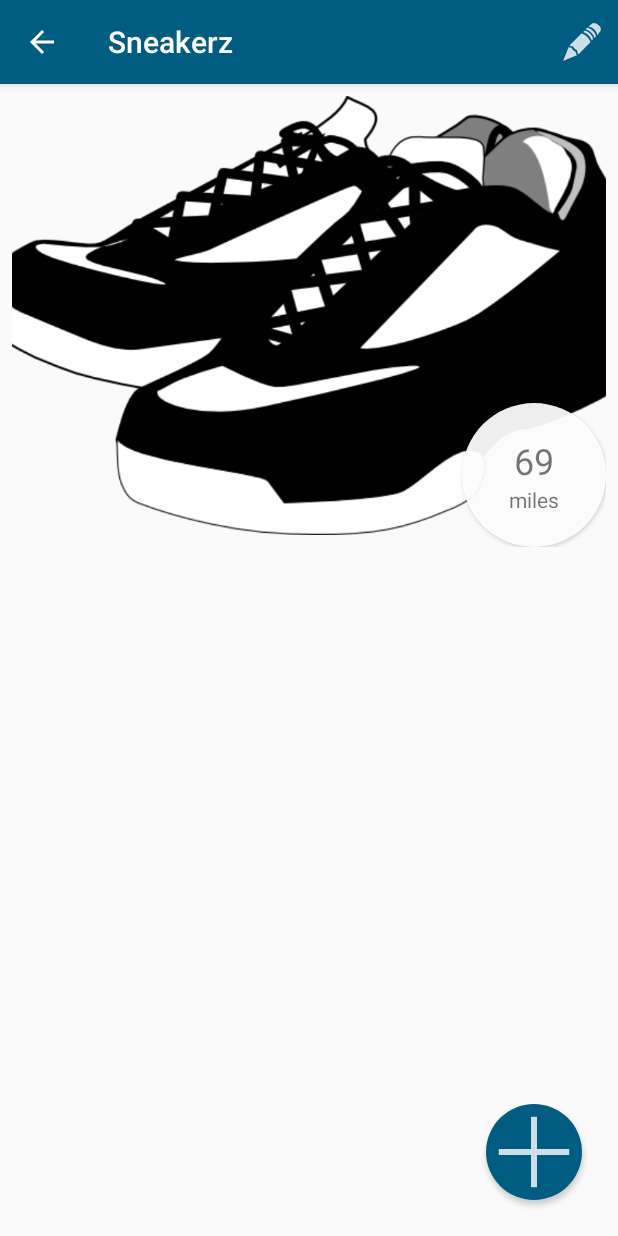
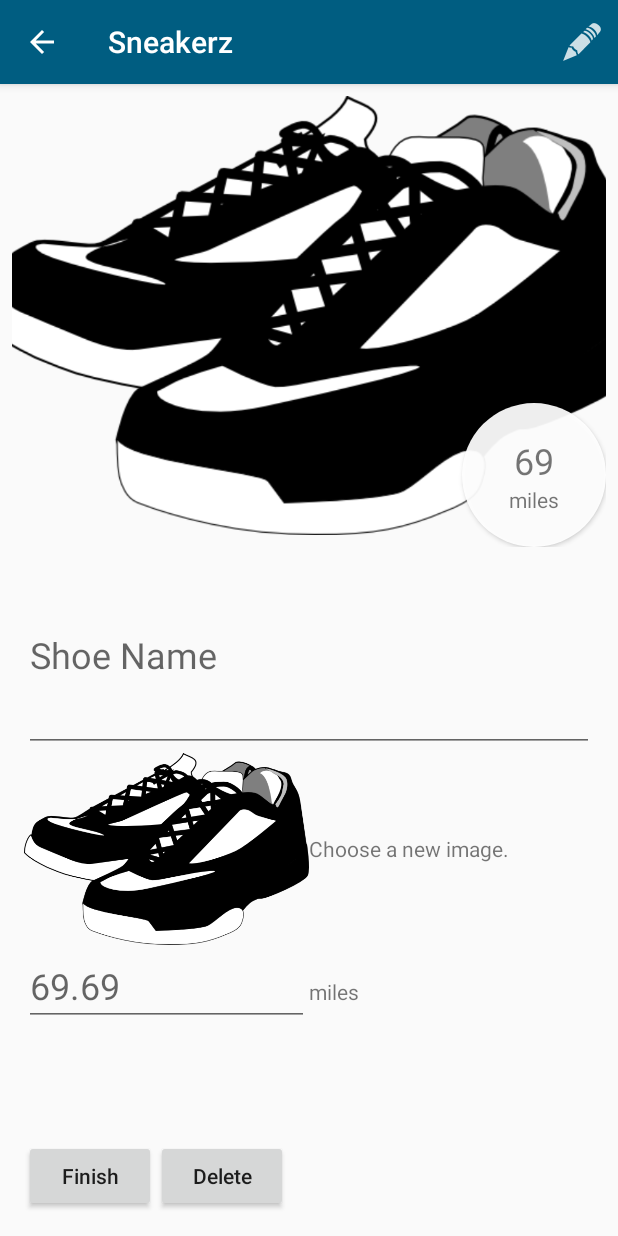
Before and after one commit to edjmore/Sneakerz-Android, an Android app: the ViewShoeActivity screen opened directly, with no data from a screen before it, after a tap on "Edit", on a phone screen of 412 x 824 dp. Run offline under Robolectric (Android 15) with nearby library versions, the phone set to English and light mode, and no system bars; pictures from the network do not load; 7 statements that could not run were skipped.

Commit message:
Basic shoe editing implementation

```diff
--- /dev/null
+++ b/app/src/main/java/com/p3/ed/sneakerz/EditShoeFrag.java
@@ -0,0 +1,257 @@
+package com.p3.ed.sneakerz;
+
+import android.app.Activity;
+import android.app.Fragment;
+import android.content.Context;
+import android.content.Intent;
+import android.content.SharedPreferences;
+import android.graphics.Bitmap;
+import android.graphics.BitmapFactory;
+import android.graphics.Point;
+import android.net.Uri;
+import android.os.Bundle;
+import android.os.Environment;
+import android.os.Handler;
+import android.preference.PreferenceManager;
+import android.provider.MediaStore;
+import android.view.LayoutInflater;
+import android.view.View;
+import android.view.ViewGroup;
+import android.widget.Button;
+import android.widget.EditText;
+import android.widget.ImageView;
+import android.widget.TextView;
+import android.widget.Toast;
+
+import java.io.File;
+import java.io.FileOutputStream;
+import java.io.IOException;
+import java.io.InputStream;
+import java.sql.SQLException;
+
+/**
+ * Created by Ed on 6/4/15.
+ */
+public class EditShoeFrag extends Fragment {
+
+    private int mShoeId;
+    private Context mContext;
+    private Activity mActivity;
+    private String mUnits;
+    private Shoe mShoe;
+
+    private Uri mTempUri;
+    private Bitmap mImgBmp;
+
+    private EditText mEditName;
+    private EditText mEditDist;
+    private ImageView mImageView;
+
+    private final View.OnClickListener mIvClkListener = new View.OnClickListener() {
+        @Override
+        public void onClick(View view) {
+            Intent pickImage = new Intent(Intent.ACTION_PICK);
+            pickImage.setType("image/*");
+
+            File temp = null;
+            try {
+                temp = File.createTempFile(mShoe.name + "_SNEAKERZ", ".png", Environment
+                        .getExternalStoragePublicDirectory(Environment.DIRECTORY_PICTURES));
+            } catch (IOException ioe) {
+                ioe.printStackTrace();
+            }
+            Intent captureImage = new Intent(MediaStore.ACTION_IMAGE_CAPTURE);
+            captureImage.putExtra(MediaStore.EXTRA_OUTPUT, mTempUri = Uri.fromFile(temp));
+
+            Intent chooser = Intent.createChooser(pickImage,
+                    "Choose an image or take a picture.");
+            chooser.putExtra(Intent.EXTRA_INITIAL_INTENTS, new Intent[]{captureImage});
+            startActivityForResult(chooser, 0);
+        }
+    };
+
+    private Handler mGuiHandler;
+    private final Runnable mRefreshImgView = new Runnable() {
+        @Override
+        public void run() {
+            mImageView.setImageBitmap(mImgBmp);
+        }
+    };
+
+    private final Runnable mHandleNewImage = new Runnable() {
+        @Override
+        public void run() {
+            File pubDir =
+                    Environment.getExternalStoragePublicDirectory(Environment.DIRECTORY_PICTURES);
+            File temp = null;
+            try {
+                InputStream in = mContext.getContentResolver().openInputStream(mTempUri);
+                mImgBmp = BitmapFactory.decodeStream(in);
+                // Crop image if larger than screen
+                Point screenSize = new Point();
+                mActivity.getWindowManager().getDefaultDisplay().getSize(screenSize);
+                if (mImgBmp.getWidth() > screenSize.x) {
+                    Float scale = (float) screenSize.x / mImgBmp.getWidth();
+                    mImgBmp = Bitmap.createScaledBitmap(mImgBmp, (int) (mImgBmp.getWidth() * scale),
+                            (int) (mImgBmp.getHeight() * scale), false);
+                }
+
+                // Post image to GUI before proceeding
+                mGuiHandler.post(mRefreshImgView);
+
+                temp = File.createTempFile(mShoe.name + "_SNEAKERZ", ".png", pubDir);
+                FileOutputStream out = new FileOutputStream(temp);
+                mImgBmp.compress(Bitmap.CompressFormat.PNG, 100, out);
+            } catch (IOException ioe) {
+                ioe.printStackTrace();
+            }
+            Uri finalUri = Uri.fromFile(temp);
+
+            DataSrc dataSrc = new DataSrc(mContext);
+            try {
+                dataSrc.open();
+
+                dataSrc.setImageUri(finalUri, mShoe.getId());
+                // Notify everyone that the database has new content
+                Intent update = new Intent(ViewShoeActivity.ACTION_DB_UPDATED);
+                mContext.sendBroadcast(update);
+            } catch (SQLException sqle) {
+                sqle.printStackTrace();
+            } finally {
+                dataSrc.close();
+            }
+        }
+    };
+
+    @Override
+    public void onActivityResult(int requestCode, int resultCode, Intent data) {
+        if (resultCode == Activity.RESULT_OK) {
+            if (data == null) {
+                // User captured a new image
+            } else {
+                // User picked an existing image
+                mTempUri = data.getData();
+            }
+
+            Thread t = new Thread(mHandleNewImage);
+            t.start();
+        }
+    }
+
+    @Override
+    public void setArguments(Bundle args) {
+        mShoeId = args.getInt(ViewShoeActivity.KEY_SHOE_ID);
+    }
+
+    @Override
+    public View onCreateView(LayoutInflater inflater, ViewGroup container,
+                             Bundle savedInstanceState) {
+        return inflater.inflate(R.layout.edit_shoe_frag, container, false);
+    }
+
+    @Override
+    public void onActivityCreated(final Bundle savedInstanceState) {
+        super.onActivityCreated(savedInstanceState);
+        mContext = getActivity();
+        mActivity = getActivity();
+        mGuiHandler = new Handler();
+
+        // Get user prefs
+        SharedPreferences prefs = PreferenceManager.getDefaultSharedPreferences(mContext);
+        mUnits = prefs.getString(getString(R.string.pref_units),
+                getString(R.string.miles)); // default to miles
+
+        // Get shoe data
+        DataSrc dataSrc = new DataSrc(mContext);
+        try {
+            dataSrc.open();
+
+            mShoe = dataSrc.getShoe(mShoeId);
+        } catch (SQLException sqle) {
+            sqle.printStackTrace();
+        } finally {
+            dataSrc.close();
+        }
+
+        // Populate views with current shoe data
+        View root = getView();
+        // Name
+        mEditName = (EditText) root.findViewById(R.id.edit_shoe_name);
+        mEditName.setHint(mShoe.name);
+        // Distance
+        mEditDist = (EditText) root.findViewById(R.id.edit_shoe_dist);
+        mEditDist.setHint(mShoe.getDist(mUnits));
+        // Units
+        TextView units = (TextView) root.findViewById(R.id.edit_shoe_dist_desc);
+        units.setText(mUnits);
+        // Image
+        mImageView = (ImageView) root.findViewById(R.id.edit_shoe_image);
+        mImageView.setOnClickListener(mIvClkListener);
+
+        Button finish = (Button) root.findViewById(R.id.edit_shoe_finish);
+        finish.setOnClickListener(new View.OnClickListener() {
+            @Override
+            public void onClick(View view) {
+                // Need to make sure user input is correct
+                String newName = mShoe.name;
+                double newMiles = mShoe.miles;
+
+                // Name
+                String name = mEditName.getText().toString();
+                if (name != null && !name.isEmpty()) {
+                    newName = name;
+                }
+                // Distance
+                try {
+                    String distString = mEditDist.getText().toString();
+                    if (distString != null && !distString.isEmpty()) {
+                        double dist = Double.parseDouble(distString);
+                        // Convert to user's preferred units
+                        newMiles = dist;
+                        if (mUnits.equals("kilometers")) {
+                            newMiles = dist / 1.609344; // kilometers per mile
+                        }
+                    }
+                } catch (NumberFormatException nfe) {
+                    Toast.makeText(mContext, "Invalid distance.", Toast.LENGTH_SHORT).show();
+                }
+
+                // Writeback to database
+                DataSrc dataSrc = new DataSrc(mContext);
+                try {
+                    dataSrc.open();
+
+                    dataSrc.updateShoe(newName, newMiles, mShoeId);
+                } catch (SQLException sqle) {
+                    sqle.printStackTrace();
+                } finally {
+                    dataSrc.close();
+                }
+
+                // Switch to run history fragment
+                Intent viewHist = new Intent(ViewShoeActivity.ACTION_VIEW_HIST);
+                mContext.sendBroadcast(viewHist);
+            }
+        });
+
+        Button delete = (Button) root.findViewById(R.id.edit_shoe_delete);
+        delete.setOnClickListener(new View.OnClickListener() {
+            @Override
+            public void onClick(View view) {
+                DataSrc dataSrc = new DataSrc(mContext);
+                try {
+                    dataSrc.open();
+
+                    // Delete shoe and return to main activity
+                    dataSrc.deleteShoe(mShoeId);
+                    Intent main = new Intent(mContext, MainActivity.class);
+                    startActivity(main);
+                } catch (SQLException sqle) {
+                    sqle.printStackTrace();
+                } finally {
+                    dataSrc.close();
+                }
+            }
+        });
+    }
+}
--- a/app/src/main/java/com/p3/ed/sneakerz/ViewShoeActivity.java
+++ b/app/src/main/java/com/p3/ed/sneakerz/ViewShoeActivity.java
@@ -40,7 +40,6 @@ public class ViewShoeActivity extends ActionBarActivity {
 
     public static final String KEY_SHOE_ID = "shoe_id";
     private Shoe mShoe;
-    private Uri mTempUri;
     private Bundle mArgs;
 
     public static final String ACTION_ADD_RUN = "com.p3.ed.action.ADD_RUN",
@@ -75,81 +74,6 @@ public class ViewShoeActivity extends ActionBarActivity {
         }
     };
 
-    private Bitmap mImgBmp;
-    private final Handler mGuiHandler = new Handler();
-    private final Runnable mRefreshImgView = new Runnable() {
-        @Override
-        public void run() {
-            ImageView imgView = (ImageView) findViewById(R.id.view_shoe_image);
-            imgView.setImageBitmap(mImgBmp);
-        }
-    };
-
-    private final View.OnClickListener mIvClkListener = new View.OnClickListener() {
-        @Override
-        public void onClick(View view) {
-            Intent pickImage = new Intent(Intent.ACTION_PICK);
-            pickImage.setType("image/*");
-
-            File temp = null;
-            try {
-                temp = File.createTempFile(mShoe.name, ".png", Environment
-                        .getExternalStoragePublicDirectory(Environment.DIRECTORY_PICTURES));
-            } catch (IOException ioe) {
-                ioe.printStackTrace();
-            }
-            Intent captureImage = new Intent(MediaStore.ACTION_IMAGE_CAPTURE);
-            captureImage.putExtra(MediaStore.EXTRA_OUTPUT, mTempUri = Uri.fromFile(temp));
-
-            Intent chooser = Intent.createChooser(pickImage,
-                    "Choose an image or take a picture.");
-            chooser.putExtra(Intent.EXTRA_INITIAL_INTENTS, new Intent[]{captureImage});
-            startActivityForResult(chooser, 0);
-        }
-    };
-
-    private final Runnable mHandleNewImage = new Runnable() {
-        @Override
-        public void run() {
-            File pubDir =
-                    Environment.getExternalStoragePublicDirectory(Environment.DIRECTORY_PICTURES);
-            File temp = null;
-            try {
-                InputStream in = getContentResolver().openInputStream(mTempUri);
-                mImgBmp = BitmapFactory.decodeStream(in);
-                // Crop image if larger than screen
-                Point screenSize = new Point();
-                getWindowManager().getDefaultDisplay().getSize(screenSize);
-                if (mImgBmp.getWidth() > screenSize.x) {
-                    Float scale = (float) screenSize.x / mImgBmp.getWidth();
-                    mImgBmp = Bitmap.createScaledBitmap(mImgBmp, (int) (mImgBmp.getWidth() * scale),
-                            (int) (mImgBmp.getHeight() * scale), false);
-                }
-
-                // Post image to GUI before proceeding
-                mGuiHandler.post(mRefreshImgView);
-
-                temp = File.createTempFile(mShoe.name, ".png", pubDir);
-                FileOutputStream out = new FileOutputStream(temp);
-                mImgBmp.compress(Bitmap.CompressFormat.PNG, 100, out);
-            } catch (IOException ioe) {
-                ioe.printStackTrace();
-            }
-            Uri finalUri = Uri.fromFile(temp);
-
-            DataSrc dataSrc = new DataSrc(getApplicationContext());
-            try {
-                dataSrc.open();
-                dataSrc.setImageUri(finalUri, mShoe.getId());
-            } catch (SQLException sqle) {
-                sqle.printStackTrace();
-            } finally {
-                dataSrc.close();
-            }
-        }
-    };
-
-
     @Override
     public void onCreate(Bundle savedInstanceState) {
         super.onCreate(savedInstanceState);
@@ -168,9 +92,6 @@ public class ViewShoeActivity extends ActionBarActivity {
         } finally {
             if (dataSrc.isOpen()) dataSrc.close();
         }
-
-        ImageView imageView = (ImageView) findViewById(R.id.view_shoe_image);
-        imageView.setOnClickListener(mIvClkListener);
 
         FragmentManager fm = getFragmentManager();
         RunHistFrag runHistFrag = new RunHistFrag();
@@ -205,27 +126,18 @@ public class ViewShoeActivity extends ActionBarActivity {
 
     @Override
     public boolean onOptionsItemSelected(MenuItem item) {
+        FragmentManager fm = getFragmentManager();
+        Bundle args = new Bundle();
+        args.putInt(KEY_SHOE_ID, mShoe.getId());
+
         switch (item.getItemId()) {
             case R.id.action_edit:
-                // TODO: Switch to edit mode
+                EditShoeFrag editShoeFrag = new EditShoeFrag();
+                editShoeFrag.setArguments(args);
+                fm.beginTransaction().replace(R.id.view_shoe_frag_container, editShoeFrag).commit();
                 return true;
         }
         return false;
-    }
-
-    @Override
-    public void onActivityResult(int requestCode, int resultCode, Intent data) {
-        if (resultCode == Activity.RESULT_OK) {
-            if (data == null) {
-                // User captured a new image
-            } else {
-                // User picked an existing image
-                mTempUri = data.getData();
-            }
-
-            Thread t = new Thread(mHandleNewImage);
-            t.start();
-        }
     }
 
     @Override
--- /dev/null
+++ b/app/src/main/res/layout/edit_shoe_frag.xml
@@ -0,0 +1,80 @@
+<?xml version="1.0" encoding="utf-8"?>
+<LinearLayout xmlns:android="http://schemas.android.com/apk/res/android"
+    android:layout_width="match_parent"
+    android:layout_height="match_parent"
+    android:gravity="center_vertical"
+    android:orientation="vertical"
+    android:padding="8dp">
+
+    <EditText
+        android:id="@+id/edit_shoe_name"
+        android:layout_width="match_parent"
+        android:layout_height="0dp"
+        android:layout_weight="1"
+        android:hint="Shoe Name"
+        android:textSize="24sp" />
+
+    <LinearLayout
+        android:layout_width="match_parent"
+        android:layout_height="0dp"
+        android:layout_weight="1"
+        android:gravity="center_vertical"
+        android:orientation="horizontal">
+
+        <ImageView
+            android:id="@+id/edit_shoe_image"
+            android:layout_width="0dp"
+            android:layout_height="wrap_content"
+            android:layout_weight="1"
+            android:src="@mipmap/def_sneakers" />
+
+        <TextView
+            android:layout_width="0dp"
+            android:layout_height="wrap_content"
+            android:layout_weight="1"
+            android:text="Choose a new image." />
+    </LinearLayout>
+
+    <LinearLayout
+        android:layout_width="match_parent"
+        android:layout_height="0dp"
+        android:layout_weight="1"
+        android:orientation="horizontal">
+
+        <EditText
+            android:id="@+id/edit_shoe_dist"
+            android:layout_width="0dp"
+            android:layout_height="wrap_content"
+            android:layout_weight="1"
+            android:hint="69.69"
+            android:textSize="24sp" />
+
+        <TextView
+            android:id="@+id/edit_shoe_dist_desc"
+            android:layout_width="0dp"
+            android:layout_height="wrap_content"
+            android:layout_weight="1"
+            android:text="@string/miles" />
+    </LinearLayout>
+
+    <LinearLayout
+        android:layout_width="match_parent"
+        android:layout_height="wrap_content"
+        android:orientation="horizontal">
+
+        <Button
+            android:id="@+id/edit_shoe_finish"
+            android:layout_width="wrap_content"
+            android:layout_height="match_parent"
+            android:text="Finish"
+            android:textAllCaps="false" />
+
+        <Button
+            android:id="@+id/edit_shoe_delete"
+            android:layout_width="wrap_content"
+            android:layout_height="wrap_content"
+            android:text="Delete"
+            android:textAllCaps="false" />
+    </LinearLayout>
+
+</LinearLayout>
--- a/app/src/main/res/layout/run_item.xml
+++ b/app/src/main/res/layout/run_item.xml
@@ -15,7 +15,6 @@
         android:textSize="32sp" />
 
     <TextView
-        android:textStyle="italic"
         android:id="@+id/run_item_dist_desc"
         android:layout_width="0dp"
         android:layout_height="wrap_content"
--- a/app/src/main/res/values/colors.xml
+++ b/app/src/main/res/values/colors.xml
@@ -3,4 +3,5 @@
     <color name="main_theme_blue">#ff005d81</color>
     <color name="trans">#00000000</color>
     <color name="white">#eeffffff</color>
+    <color name="grey">#eeaaaaaa</color>
 </resources>
--- a/app/src/main/res/values/strings.xml
+++ b/app/src/main/res/values/strings.xml
@@ -10,5 +10,6 @@
     <string name="finish">Finish</string>
     <string name="pref_dist_title">Distance Units</string>
     <string name="pref_dist_summary">Display distances in metric or imperial units?</string>
+    <string name="pref_units">key_pref_dist</string>
 
 </resources>
```
Also changed, not shown: app/src/main/res/drawable/round_button.png (deleted).
